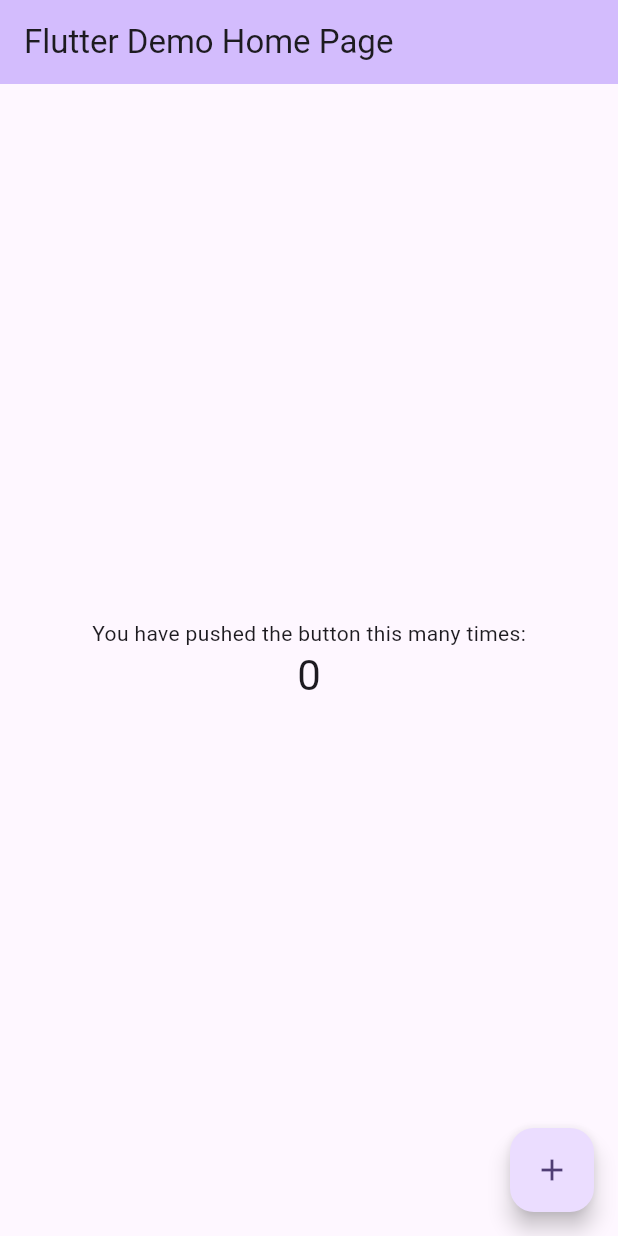
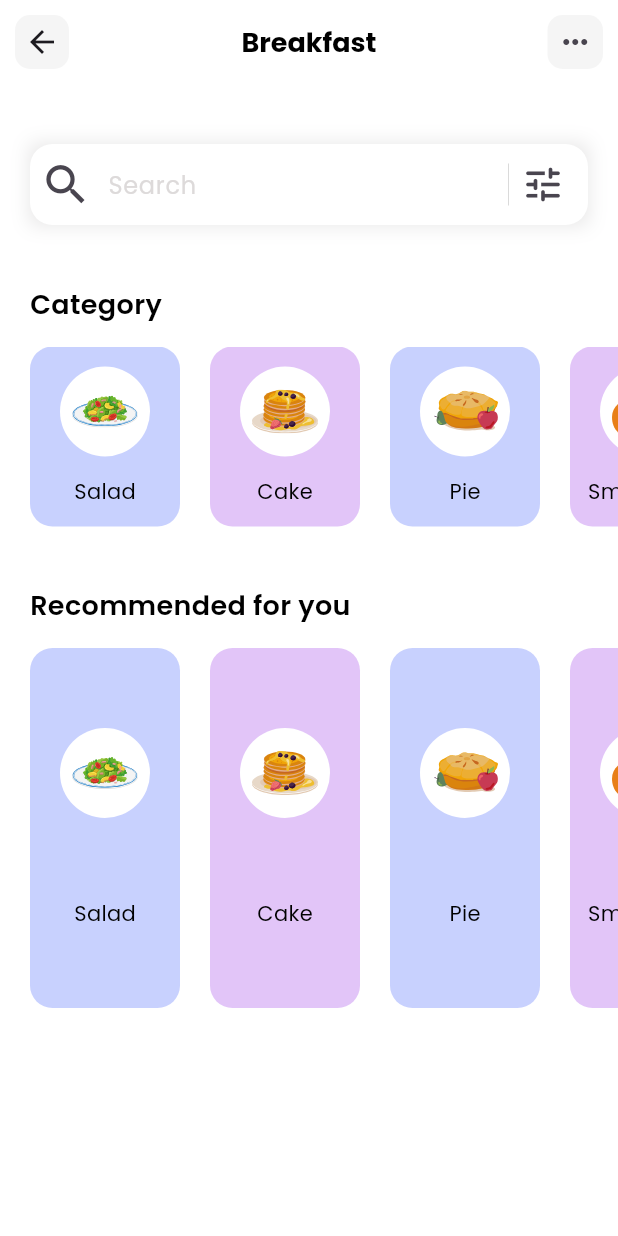
Before and after one commit to MihaelGolob/flutter-fitness-tracker, a Flutter app: the screen it shows after launch, on a phone screen of 412 x 824 dp. Run offline on Flutter 3.47's test engine with Material 3 defaults, Android fonts, the phone set to English and light mode, and no system bars; our stand-ins replace flutter_svg.

Commit message:
category section is done

```diff
--- /dev/null
+++ b/lib/builder_blocks/simple_button.dart
@@ -0,0 +1,24 @@
+import 'package:flutter/material.dart';
+
+class SimpleButton extends StatelessWidget {
+  final IconData icon;
+  final Function()? onTap;
+  const SimpleButton({super.key, required this.icon, this.onTap});
+
+  @override
+  Widget build(BuildContext context) {
+    return GestureDetector(
+      onTap: onTap,
+      child: Container(
+        margin: const EdgeInsets.all(10),
+        alignment: Alignment.center,
+        width: 37,
+        decoration: BoxDecoration(
+          borderRadius: BorderRadius.circular(10),
+          color: Colors.grey[100],
+        ),
+        child: Icon(icon),
+      ),
+    );
+  }
+}
--- a/lib/main.dart
+++ b/lib/main.dart
@@ -1,3 +1,4 @@
+import 'package:fitness_tracker/pages/home.dart';
 import 'package:flutter/material.dart';
 
 void main() {
@@ -7,119 +8,12 @@ void main() {
 class MyApp extends StatelessWidget {
   const MyApp({super.key});
 
-  // This widget is the root of your application.
   @override
   Widget build(BuildContext context) {
     return MaterialApp(
-      title: 'Flutter Demo',
-      theme: ThemeData(
-        // This is the theme of your application.
-        //
-        // TRY THIS: Try running your application with "flutter run". You'll see
-        // the application has a purple toolbar. Then, without quitting the app,
-        // try changing the seedColor in the colorScheme below to Colors.green
-        // and then invoke "hot reload" (save your changes or press the "hot
-        // reload" button in a Flutter-supported IDE, or press "r" if you used
-        // the command line to start the app).
-        //
-        // Notice that the counter didn't reset back to zero; the application
-        // state is not lost during the reload. To reset the state, use hot
-        // restart instead.
-        //
-        // This works for code too, not just values: Most code changes can be
-        // tested with just a hot reload.
-        colorScheme: ColorScheme.fromSeed(seedColor: Colors.deepPurple),
-        useMaterial3: true,
-      ),
-      home: const MyHomePage(title: 'Flutter Demo Home Page'),
+      debugShowCheckedModeBanner: false,
+      theme: ThemeData(fontFamily: 'Poppins'),
+      home: HomePage(),
     );
   }
 }
-
-class MyHomePage extends StatefulWidget {
-  const MyHomePage({super.key, required this.title});
-
-  // This widget is the home page of your application. It is stateful, meaning
-  // that it has a State object (defined below) that contains fields that affect
-  // how it looks.
-
-  // This class is the configuration for the state. It holds the values (in this
-  // case the title) provided by the parent (in this case the App widget) and
-  // used by the build method of the State. Fields in a Widget subclass are
-  // always marked "final".
-
-  final String title;
-
-  @override
-  State<MyHomePage> createState() => _MyHomePageState();
-}
-
-class _MyHomePageState extends State<MyHomePage> {
-  int _counter = 0;
-
-  void _incrementCounter() {
-    setState(() {
-      // This call to setState tells the Flutter framework that something has
-      // changed in this State, which causes it to rerun the build method below
-      // so that the display can reflect the updated values. If we changed
-      // _counter without calling setState(), then the build method would not be
-      // called again, and so nothing would appear to happen.
-      _counter++;
-    });
-  }
-
-  @override
-  Widget build(BuildContext context) {
-    // This method is rerun every time setState is called, for instance as done
-    // by the _incrementCounter method above.
-    //
-    // The Flutter framework has been optimized to make rerunning build methods
-    // fast, so that you can just rebuild anything that needs updating rather
-    // than having to individually change instances of widgets.
-    return Scaffold(
-      appBar: AppBar(
-        // TRY THIS: Try changing the color here to a specific color (to
-        // Colors.amber, perhaps?) and trigger a hot reload to see the AppBar
-        // change color while the other colors stay the same.
-        backgroundColor: Theme.of(context).colorScheme.inversePrimary,
-        // Here we take the value from the MyHomePage object that was created by
-        // the App.build method, and use it to set our appbar title.
-        title: Text(widget.title),
-      ),
-      body: Center(
-        // Center is a layout widget. It takes a single child and positions it
-        // in the middle of the parent.
-        child: Column(
-          // Column is also a layout widget. It takes a list of children and
-          // arranges them vertically. By default, it sizes itself to fit its
-          // children horizontally, and tries to be as tall as its parent.
-          //
-          // Column has various properties to control how it sizes itself and
-          // how it positions its children. Here we use mainAxisAlignment to
-          // center the children vertically; the main axis here is the vertical
-          // axis because Columns are vertical (the cross axis would be
-          // horizontal).
-          //
-          // TRY THIS: Invoke "debug painting" (choose the "Toggle Debug Paint"
-          // action in the IDE, or press "p" in the console), to see the
-          // wireframe for each widget.
-          mainAxisAlignment: MainAxisAlignment.center,
-          children: <Widget>[
-            const Text(
-              'You have pushed the button this many times:',
-            ),
-            Text(
-              '$_counter',
-              style: Theme.of(context).textTheme.headlineMedium,
-            ),
-          ],
-        ),
-      ),
-      floatingActionButton: FloatingActionButton(
-        onPressed: _incrementCounter,
-        tooltip: 'Increment',
-        child: const Icon(Icons.add),
-      ), // This trailing comma makes auto-formatting nicer for build methods.
-    );
-  }
-}
--- /dev/null
+++ b/lib/models/category_model.dart
@@ -0,0 +1,48 @@
+import 'package:flutter/material.dart';
+
+class CategoryModel {
+  String name;
+  String icon;
+  Color boxColor;
+
+  CategoryModel({
+    required this.name,
+    required this.icon,
+    required this.boxColor,
+  });
+
+  static List<CategoryModel> getCategories() {
+    List<CategoryModel> categories = [];
+
+    categories.add(
+      CategoryModel(
+        name: 'Salad',
+        icon: 'assets/icons/plate.svg',
+        boxColor: const Color(0xff92a3fd),
+      ),
+    );
+    categories.add(
+      CategoryModel(
+        name: 'Cake',
+        icon: 'assets/icons/pancakes.svg',
+        boxColor: const Color(0xffc58bf2),
+      ),
+    );
+    categories.add(
+      CategoryModel(
+        name: 'Pie',
+        icon: 'assets/icons/pie.svg',
+        boxColor: const Color(0xff92a3fd),
+      ),
+    );
+    categories.add(
+      CategoryModel(
+        name: 'Smoothies',
+        icon: 'assets/icons/orange-snacks.svg',
+        boxColor: const Color(0xffc58bf2),
+      ),
+    );
+
+    return categories;
+  }
+}
--- /dev/null
+++ b/lib/models/diet_model.dart
@@ -0,0 +1,41 @@
+class DietModel {
+  String name;
+  String iconPath;
+  String level;
+  String duration;
+  String calories;
+  bool isViewSelected;
+
+  DietModel({
+    required this.name,
+    required this.iconPath,
+    required this.level,
+    required this.duration,
+    required this.calories,
+    this.isViewSelected = false,
+  });
+
+  static List<DietModel> getDiets() {
+    List<DietModel> diets = [];
+
+    diets.add(DietModel(
+      name: 'Honey Pancake',
+      iconPath: 'assets/images/honey-pancakes.png',
+      level: 'Easy',
+      duration: '30min',
+      calories: '180kCal',
+      isViewSelected: true,
+    ));
+
+    diets.add(DietModel(
+      name: 'Canai Bread',
+      iconPath: 'assets/images/canai-bread.png',
+      level: 'Easy',
+      duration: '20min',
+      calories: '230kCal',
+      isViewSelected: false,
+    ));
+
+    return diets;
+  }
+}
--- /dev/null
+++ b/lib/pages/home.dart
@@ -0,0 +1,210 @@
+import 'package:fitness_tracker/builder_blocks/simple_button.dart';
+import 'package:fitness_tracker/models/category_model.dart';
+import 'package:fitness_tracker/models/diet_model.dart';
+import 'package:flutter/material.dart';
+import 'package:flutter_svg/flutter_svg.dart';
+
+class HomePage extends StatefulWidget {
+  const HomePage({super.key});
+
+  @override
+  State<HomePage> createState() => _HomePageState();
+}
+
+class _HomePageState extends State<HomePage> {
+  List<CategoryModel> categories = [];
+  List<DietModel> diets = [];
+
+  void getCategories() {
+    categories = CategoryModel.getCategories();
+  }
+
+  void getDiets() {
+    diets = DietModel.getDiets();
+  }
+
+  @override
+  void initState() {
+    super.initState();
+    getCategories();
+    getDiets();
+  }
+
+  @override
+  Widget build(BuildContext context) {
+    return Scaffold(
+      appBar: appBar(),
+      backgroundColor: Colors.white,
+      body: Column(
+        crossAxisAlignment: CrossAxisAlignment.start,
+        children: [
+          searchField(),
+          const SizedBox(height: 40),
+          categoriesSection(),
+          const SizedBox(height: 40),
+          Column(
+            crossAxisAlignment: CrossAxisAlignment.start,
+            children: [
+              const Padding(
+                padding: EdgeInsets.only(left: 20),
+                child: Text(
+                  'Recommended for you',
+                  style: TextStyle(
+                    color: Colors.black,
+                    fontSize: 18,
+                    fontWeight: FontWeight.w600,
+                  ),
+                ),
+              ),
+              const SizedBox(height: 15),
+              SizedBox(
+                height: 240,
+                child: ListView.separated(
+                  scrollDirection: Axis.horizontal,
+                  padding: const EdgeInsets.symmetric(horizontal: 20),
+                  itemCount: categories.length,
+                  separatorBuilder: (context, index) => const SizedBox(width: 20),
+                  itemBuilder: (context, index) {
+                    return categoriesTile(index);
+                  },
+                ),
+              ),
+            ],
+          ),
+        ],
+      ),
+    );
+  }
+
+  Column categoriesSection() {
+    return Column(
+      crossAxisAlignment: CrossAxisAlignment.start,
+      children: [
+        const Padding(
+          padding: EdgeInsets.only(left: 20),
+          child: Text(
+            'Category',
+            style: TextStyle(
+              color: Colors.black,
+              fontSize: 18,
+              fontWeight: FontWeight.w600,
+            ),
+          ),
+        ),
+        const SizedBox(height: 15),
+        SizedBox(
+          height: 120,
+          child: ListView.separated(
+            scrollDirection: Axis.horizontal,
+            padding: const EdgeInsets.symmetric(horizontal: 20),
+            itemCount: categories.length,
+            separatorBuilder: (context, index) => const SizedBox(width: 20),
+            itemBuilder: (context, index) {
+              return categoriesTile(index);
+            },
+          ),
+        ),
+      ],
+    );
+  }
+
+  Container categoriesTile(int index) {
+    return Container(
+      width: 100,
+      decoration: BoxDecoration(
+        color: categories[index].boxColor.withOpacity(0.5),
+        borderRadius: BorderRadius.circular(15),
+      ),
+      child: Column(
+        mainAxisAlignment: MainAxisAlignment.spaceEvenly,
+        children: [
+          Container(
+            width: 60,
+            height: 60,
+            decoration: const BoxDecoration(
+              color: Colors.white,
+              shape: BoxShape.circle,
+            ),
+            child: Padding(
+              padding: const EdgeInsets.all(8.0),
+              child: SvgPicture.asset(categories[index].icon),
+            ),
+          ),
+          Text(
+            categories[index].name,
+            style: const TextStyle(
+              fontWeight: FontWeight.w400,
+              color: Colors.black,
+              fontSize: 14,
+            ),
+          )
+        ],
+      ),
+    );
+  }
+
+  Container searchField() {
+    return Container(
+      margin: const EdgeInsets.only(top: 40, left: 20, right: 20),
+      decoration: BoxDecoration(boxShadow: [
+        BoxShadow(
+          color: const Color(0xff1d1617).withOpacity(0.11),
+          blurRadius: 10,
+          spreadRadius: 0.0,
+        ),
+      ]),
+      child: TextField(
+        decoration: InputDecoration(
+          filled: true,
+          fillColor: Colors.white,
+          contentPadding: const EdgeInsets.all(15),
+          hintText: 'Search',
+          hintStyle: const TextStyle(
+            color: Color(0xffdddada),
+            fontSize: 16,
+          ),
+          prefixIcon: const Icon(Icons.search, size: 35),
+          suffixIcon: const SizedBox(
+            width: 100,
+            child: IntrinsicHeight(
+              child: Row(
+                mainAxisAlignment: MainAxisAlignment.end,
+                children: [
+                  VerticalDivider(
+                    color: Colors.black,
+                    indent: 10,
+                    endIndent: 10,
+                    thickness: 0.1,
+                  ),
+                  Icon(Icons.tune_rounded, size: 30),
+                  SizedBox(width: 15),
+                ],
+              ),
+            ),
+          ),
+          border: OutlineInputBorder(
+            borderRadius: BorderRadius.circular(15),
+            borderSide: BorderSide.none,
+          ),
+        ),
+      ),
+    );
+  }
+
+  AppBar appBar() {
+    return AppBar(
+      backgroundColor: Colors.white,
+      title: const Text(
+        'Breakfast',
+        style: TextStyle(
+          color: Colors.black,
+          fontSize: 18,
+          fontWeight: FontWeight.bold,
+        ),
+      ),
+      centerTitle: true,
+      leading: const SimpleButton(icon: Icons.arrow_back),
+      actions: const [SimpleButton(icon: Icons.more_horiz)],
+    );
+  }
+}
```
Also changed, not shown: pubspec.yaml (+17 -11 lines), assets/icons/canai-bread.svg (added), assets/icons/honey-pancakes.svg (added), assets/icons/orange-snacks.svg (added), assets/icons/pancakes.svg (added), assets/icons/pie.svg (added), assets/icons/plate.svg (added), fonts/Poppins-Bold.ttf (added), fonts/Poppins-Medium.ttf (added), fonts/Poppins-Regular.ttf (added), fonts/Poppins-SemiBold.ttf (added), pubspec.lock.
